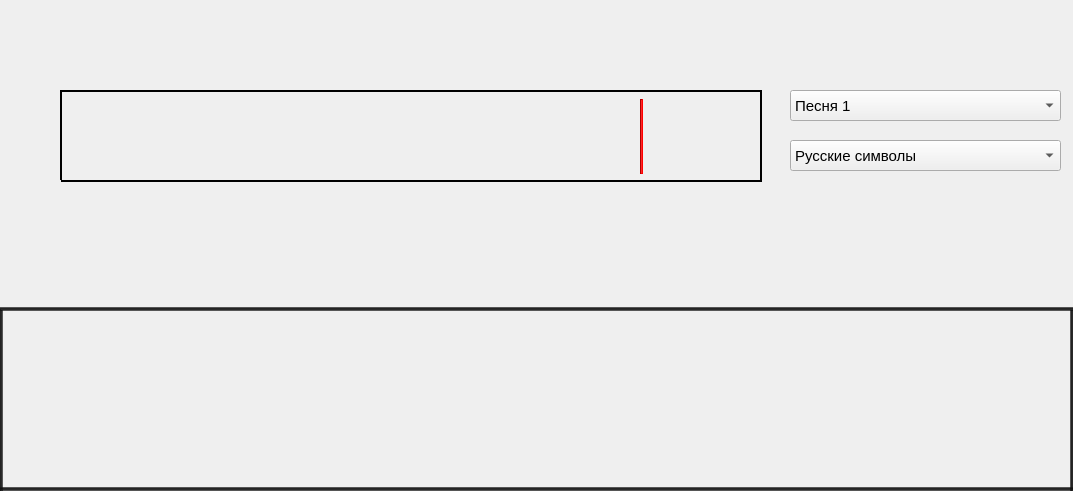
Before: the Qt Designer form design/model.ui in urasha/YandexLyceum_PyQt5-Project, drawn with Qt 5.
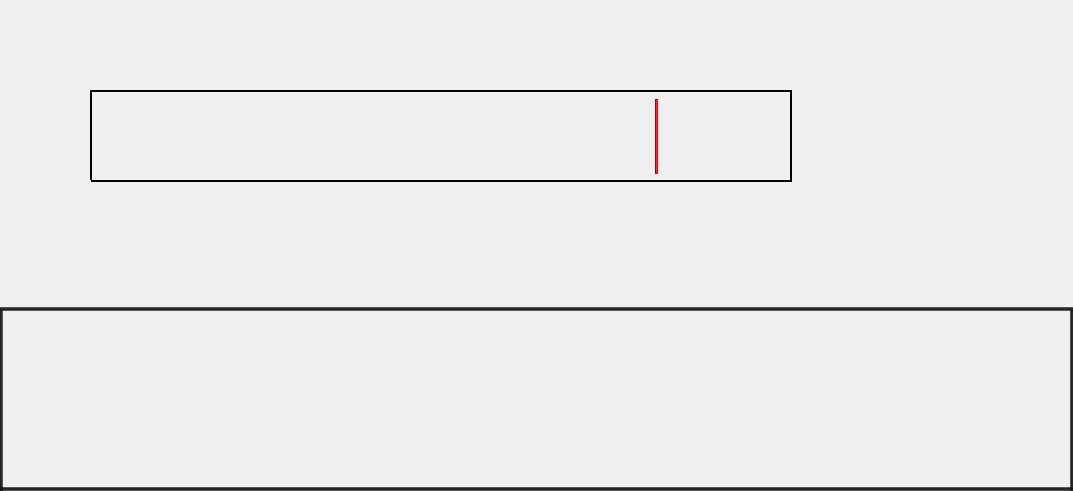
After: the same form once the commit is applied. Icons and pictures are not drawn.

Patch:
```diff
--- a/design/model.ui
+++ b/design/model.ui
@@ -22,7 +22,7 @@
   <widget class="Line" name="line">
    <property name="geometry">
     <rect>
-     <x>640</x>
+     <x>655</x>
      <y>99</y>
      <width>3</width>
      <height>75</height>
@@ -38,7 +38,7 @@
   <widget class="Line" name="line_2">
    <property name="geometry">
     <rect>
-     <x>61</x>
+     <x>91</x>
      <y>90</y>
      <width>699</width>
      <height>2</height>
@@ -54,7 +54,7 @@
   <widget class="Line" name="line_3">
    <property name="geometry">
     <rect>
-     <x>61</x>
+     <x>91</x>
      <y>180</y>
      <width>701</width>
      <height>2</height>
@@ -70,7 +70,7 @@
   <widget class="Line" name="line_4">
    <property name="geometry">
     <rect>
-     <x>60</x>
+     <x>90</x>
      <y>90</y>
      <width>2</width>
      <height>90</height>
@@ -86,7 +86,7 @@
   <widget class="Line" name="line_5">
    <property name="geometry">
     <rect>
-     <x>760</x>
+     <x>790</x>
      <y>90</y>
      <width>2</width>
      <height>90</height>
@@ -102,97 +102,11 @@
     <enum>Qt::Vertical</enum>
    </property>
   </widget>
-  <widget class="QComboBox" name="comboBox">
-   <property name="geometry">
-    <rect>
-     <x>790</x>
-     <y>90</y>
-     <width>271</width>
-     <height>31</height>
-    </rect>
-   </property>
-   <property name="font">
-    <font>
-     <pointsize>11</pointsize>
-     <weight>50</weight>
-     <bold>false</bold>
-    </font>
-   </property>
-   <property name="acceptDrops">
-    <bool>false</bool>
-   </property>
-   <property name="styleSheet">
-    <string notr="true"/>
-   </property>
-   <property name="frame">
-    <bool>true</bool>
-   </property>
-   <item>
-    <property name="text">
-     <string>Песня 1</string>
-    </property>
-   </item>
-   <item>
-    <property name="text">
-     <string>Песня 2</string>
-    </property>
-   </item>
-   <item>
-    <property name="text">
-     <string>Песня 3</string>
-    </property>
-   </item>
-  </widget>
-  <widget class="QComboBox" name="comboBox_2">
-   <property name="geometry">
-    <rect>
-     <x>790</x>
-     <y>140</y>
-     <width>271</width>
-     <height>31</height>
-    </rect>
-   </property>
-   <property name="minimumSize">
-    <size>
-     <width>102</width>
-     <height>10</height>
-    </size>
-   </property>
-   <property name="maximumSize">
-    <size>
-     <width>302</width>
-     <height>1000</height>
-    </size>
-   </property>
-   <property name="font">
-    <font>
-     <pointsize>11</pointsize>
-     <weight>50</weight>
-     <bold>false</bold>
-    </font>
-   </property>
-   <property name="styleSheet">
-    <string notr="true"/>
-   </property>
-   <property name="frame">
-    <bool>true</bool>
-   </property>
-   <item>
-    <property name="text">
-     <string>Русские символы</string>
-    </property>
-   </item>
-   <item>
-    <property name="text">
-     <string>Английские символы</string>
-    </property>
-   </item>
-  </widget>
   <widget class="QPushButton" name="pushButton">
    <property name="geometry">
     <rect>
-     <x>820</x>
-     <y>190</y>
+     <x>850</x>
+     <y>100</y>
      <width>71</width>
      <height>71</height>
     </rect>
@@ -223,8 +137,8 @@
   <widget class="QPushButton" name="pushButton_2">
    <property name="geometry">
     <rect>
-     <x>950</x>
-     <y>190</y>
+     <x>970</x>
+     <y>101</y>
      <width>71</width>
      <height>71</height>
     </rect>
```
Left out of the diff: 29 changed lines with no effect on the pictures.
